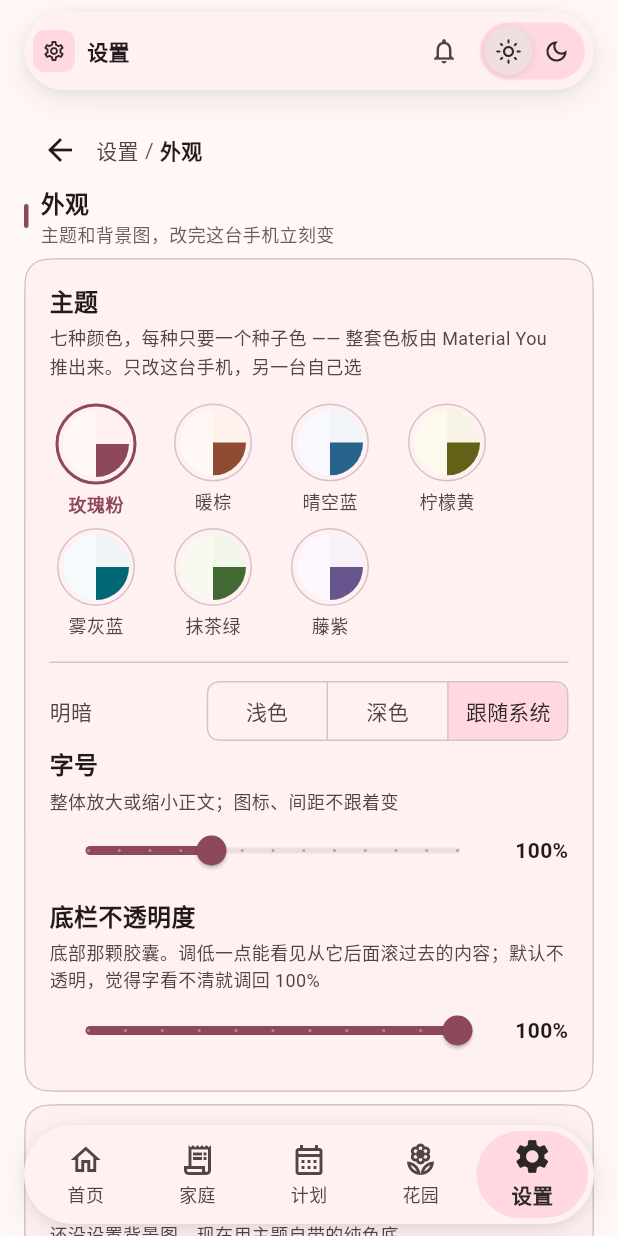
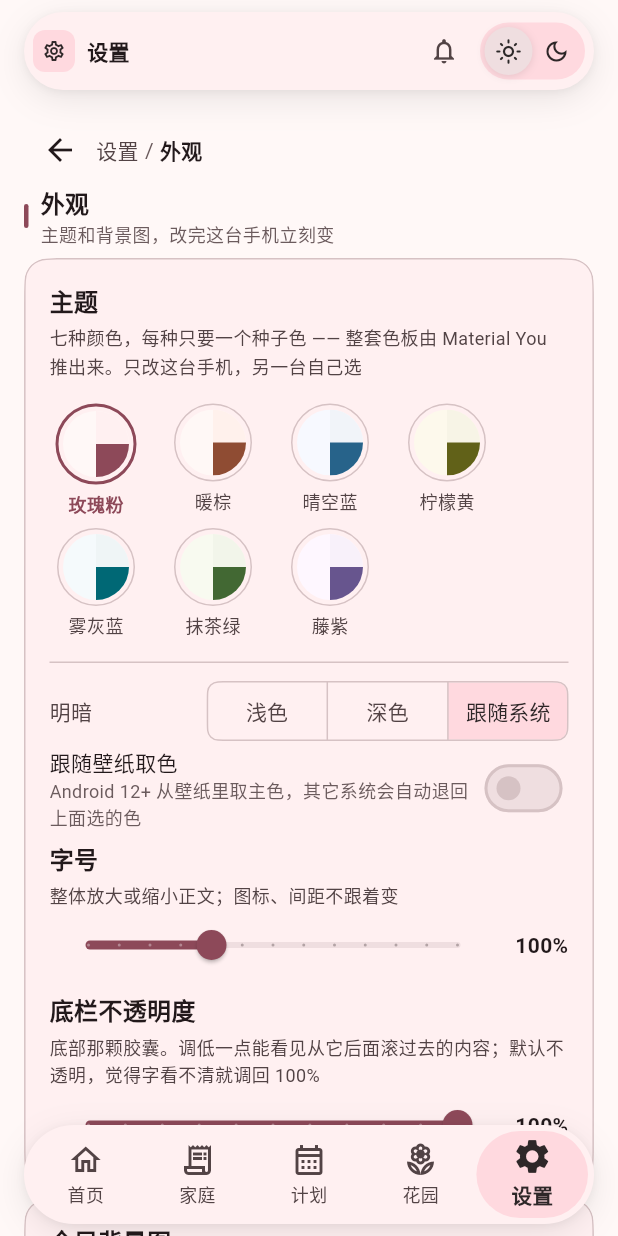
Before and after one commit to StarryCognet/SekaiNook, a Flutter app: the SettingsPage screen opened by its route, after a tap on "外观", on a phone screen of 412 x 824 dp. Run offline on Flutter 3.47's test engine with Material 3 defaults, Android fonts, the phone set to English and light mode, and no system bars; drawn by our look-alikes of dynamic_color; our stand-ins replace dio, fl_chart, flutter_local_notifications, go_router, image_picker, package_info_plus and 3 more; missing offline and left inert: dart:js_interop; accounts and stored records are empty; network calls fail.

Commit message:
发版 2.1.4：跟随壁纸取色（dynamic_color 1.9.0）

```diff
--- a/app/lib/app.dart
+++ b/app/lib/app.dart
@@ -36,6 +36,7 @@ class SekaiNookApp extends StatefulWidget {
     required this.garden,
     required this.localNotify,
     required this.update,
+    this.dynamicSeed,
   });
 
   final FamilyState family;
@@ -46,6 +47,9 @@ class SekaiNookApp extends StatefulWidget {
   final GardenState garden;
   final LocalNotifyState localNotify;
   final UpdateState update;
+
+  /// 跟随壁纸取到的主色（Android 12+）。为 null 时用用户选的固定种子。
+  final Color? dynamicSeed;
 
   @override
   State<SekaiNookApp> createState() => _SekaiNookAppState();
@@ -142,6 +146,7 @@ class _SekaiNookAppState extends State<SekaiNookApp> {
               dark: false,
               hasBackground: theme.hasBackground,
               textScale: theme.textScale,
+              dynamicSeed: widget.dynamicSeed,
             ),
             darkTheme: AppTheme.build(
               theme.themeId,
@@ -149,6 +154,7 @@ class _SekaiNookAppState extends State<SekaiNookApp> {
               hasBackground: theme.hasBackground,
               pureBlack: theme.pureBlack,
               textScale: theme.textScale,
+              dynamicSeed: widget.dynamicSeed,
             ),
             themeMode: switch (theme.brightness) {
               ThemeBrightness.light => ThemeMode.light,
--- a/app/lib/config/changelog.dart
+++ b/app/lib/config/changelog.dart
@@ -27,10 +27,20 @@ class ChangelogEntry {
 }
 
 /// 当前版本号（与 [changelog] 第一条保持一致）。
-const String appVersion = '2.1.3';
+const String appVersion = '2.1.4';
 
 /// 版本历史（倒序：最新在前）。
 const List<ChangelogEntry> changelog = <ChangelogEntry>[
+  ChangelogEntry(
+    version: '2.1.4',
+    date: '2026-10-20 09:20:00',
+    title: '界面颜色能跟着手机壁纸变了',
+    changes: <String>[
+      'Android 12 及以上：在「设置 → 主题 → 跟随壁纸取色」打开后，整套界面的主色会从壁纸里取',
+      '旧系统、网页版上没有这个能力，开关会自动退回你手选的颜色',
+      '换张壁纸就能换整套配色，不用再在预设里挑',
+    ],
+  ),
   ChangelogEntry(
     version: '2.1.3',
     date: '2026-10-20 09:20:00',
--- a/app/lib/ui/pages/settings/settings_page.dart
+++ b/app/lib/ui/pages/settings/settings_page.dart
@@ -1198,6 +1198,33 @@ class _SettingsPageState extends State<SettingsPage> {
                 ),
                 const SizedBox(height: AppSpacing.sm),
               ],
+              Row(
+                children: <Widget>[
+                  Expanded(
+                    child: Column(
+                      crossAxisAlignment: CrossAxisAlignment.start,
+                      children: <Widget>[
+                        Text(
+                          '跟随壁纸取色',
+                          style: TextStyle(fontSize: AppFontSize.sm, color: palette.text),
+                        ),
+                        Text(
+                          'Android 12+ 从壁纸里取主色，其它系统会自动退回上面选的色',
+                          style: TextStyle(
+                            fontSize: AppFontSize.xs,
+                            color: palette.textTertiary,
+                          ),
+                        ),
+                      ],
+                    ),
+                  ),
+                  Switch(
+                    value: theme.followWallpaper,
+                    onChanged: (bool value) => theme.setFollowWallpaper(value),
+                  ),
+                ],
+              ),
+              const SizedBox(height: AppSpacing.sm),
               const _CardHead(
                 title: '字号',
                 description: '整体放大或缩小正文；图标、间距不跟着变',
--- a/app/pubspec.yaml
+++ b/app/pubspec.yaml
@@ -16,7 +16,7 @@ publish_to: 'none' # Remove this line if you wish to publish to pub.dev
 # https://developer.apple.com/library/archive/documentation/General/Reference/InfoPlistKeyReference/Articles/CoreFoundationKeys.html
 # In Windows, build-name is used as the major, minor, and patch parts
 # of the product and file versions while build-number is used as the build suffix.
-version: 2.1.3+26
+version: 2.1.4+27
 
 environment:
   sdk: ^3.13.0
@@ -53,6 +53,7 @@ dependencies:
   package_info_plus: ^10.2.2
   path_provider: ^2.1.6
   share_plus: ^13.3.1
+  dynamic_color: 1.9.0
 
 dev_dependencies:
   flutter_test:
```
Also changed, not shown: app/lib/main.dart (+10 -1 lines), app/lib/state/theme_state.dart (+12 -0 lines), app/lib/theme/app_theme.dart (+12 -3 lines), app/pubspec.lock, 1 other file.
